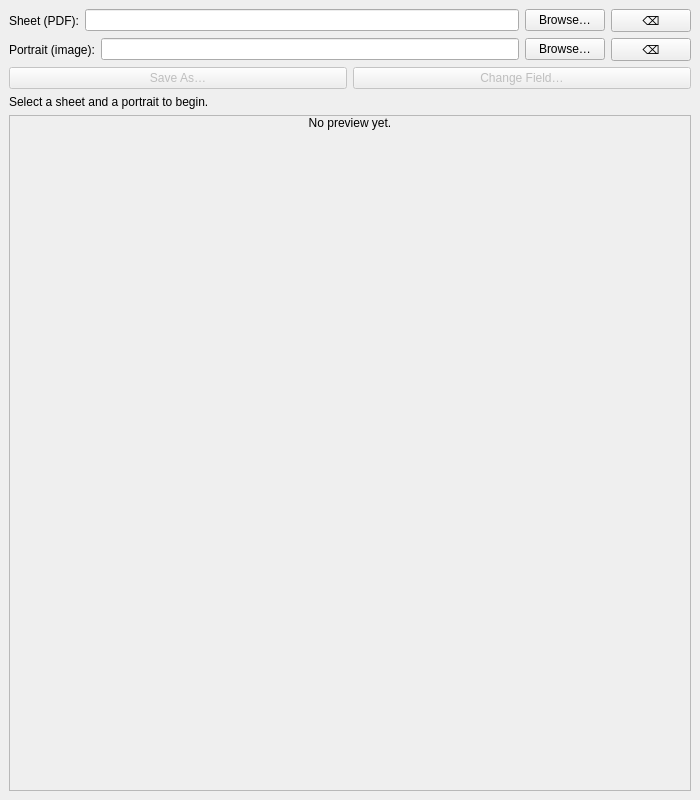
Above: set_ttrpg_portrait/gui/main_window.ui from lunarcloud/ttrpg-sheet-picture-updater before the change. Below: the same form after it.
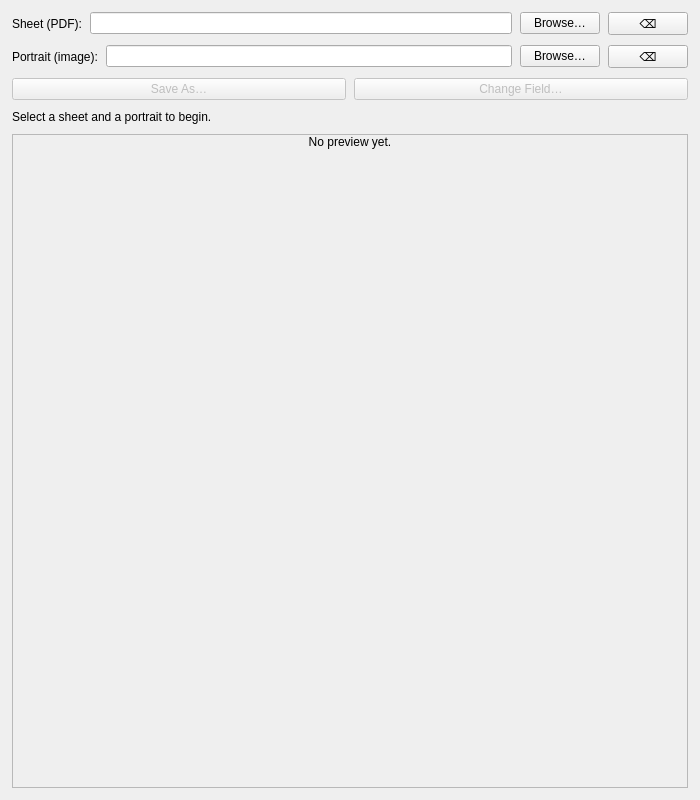
That is the form after the change.

```diff
--- a/set_ttrpg_portrait/gui/main_window.ui
+++ b/set_ttrpg_portrait/gui/main_window.ui
@@ -18,8 +18,26 @@
   </property>
   <widget class="QWidget" name="centralwidget">
    <layout class="QVBoxLayout" name="rootLayout" stretch="0,0,0,0,1">
+    <property name="leftMargin">
+     <number>12</number>
+    </property>
+    <property name="topMargin">
+     <number>12</number>
+    </property>
+    <property name="rightMargin">
+     <number>12</number>
+    </property>
+    <property name="bottomMargin">
+     <number>12</number>
+    </property>
+    <property name="spacing">
+     <number>10</number>
+    </property>
     <item>
      <layout class="QHBoxLayout" name="sheetRow" stretch="0,1,0,0">
+      <property name="spacing">
+       <number>8</number>
+      </property>
       <item>
        <widget class="QLabel" name="sheetRowLabel">
         <property name="text">
@@ -52,6 +70,9 @@
     </item>
     <item>
      <layout class="QHBoxLayout" name="portraitRow" stretch="0,1,0,0">
+      <property name="spacing">
+       <number>8</number>
+      </property>
       <item>
        <widget class="QLabel" name="portraitRowLabel">
         <property name="text">
@@ -84,6 +105,9 @@
     </item>
     <item>
      <layout class="QHBoxLayout" name="buttonsRow">
+      <property name="spacing">
+       <number>8</number>
+      </property>
       <item>
        <widget class="QPushButton" name="save_button">
         <property name="enabled">
```
